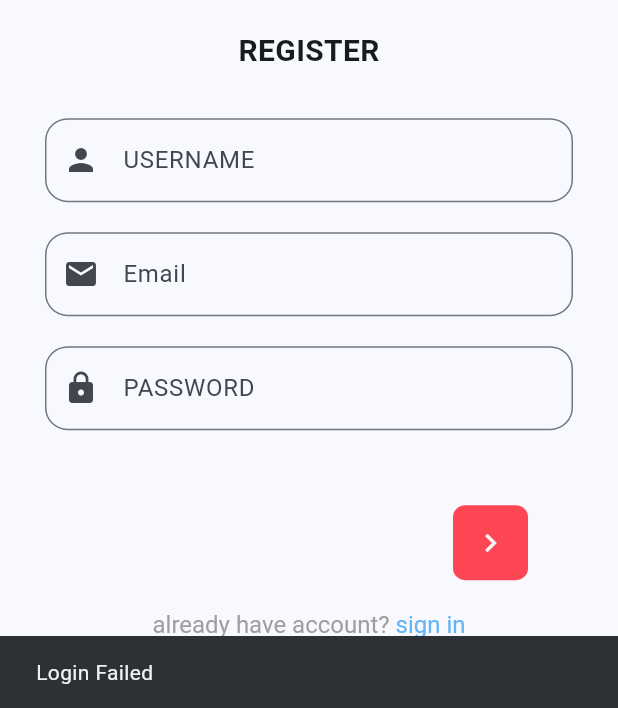
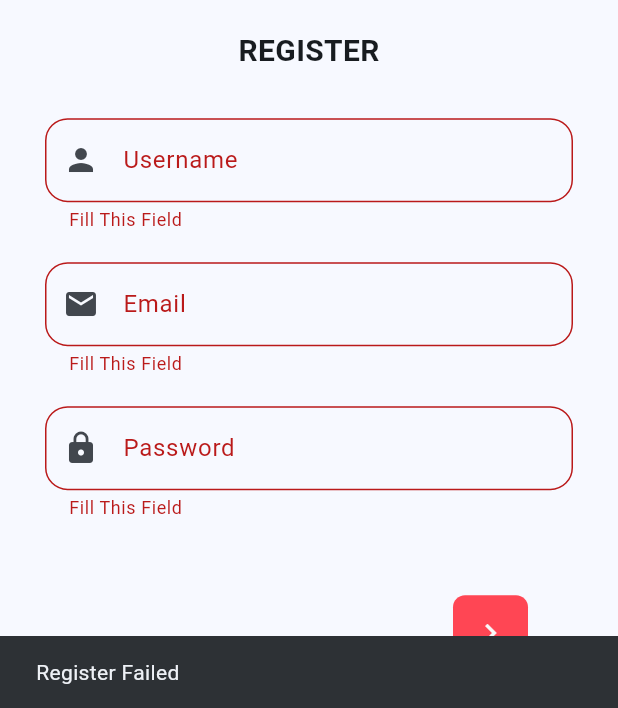
Before and after one commit to Praktikum-Mobile-IF-F/proyek-akhir-092-141, a Flutter app: the RegisterScreen screen opened by its route, after a tap on the "chevron right" icon, on a phone screen of 412 x 824 dp, the part 528-1236 px from its top. Run offline on Flutter 3.47's test engine with Material 3 defaults, Android fonts, the phone set to English and light mode, and no system bars; our stand-ins replace hive, hive_flutter; accounts and stored records are empty.

Commit message:
Finish login and register
Change login to Email, add logic to add user to DB, add logic for login

```diff
--- /dev/null
+++ b/lib/controller/RegisterController.dart
@@ -0,0 +1,43 @@
+import 'dart:async';
+
+import 'package:flutter/material.dart';
+import 'package:project_prak_tpm/main.dart';
+import 'package:project_prak_tpm/model/UserModel.dart';
+import 'package:project_prak_tpm/screens/Register/RegisterScreen.dart';
+
+class RegisterController {
+  static void registerLogic(BuildContext context, GlobalKey<FormState> registerFormState){
+    List<String>? emailData = dataBox.get('email');
+
+    if(registerFormState.currentState!.validate()){
+      if(emailData == null){
+        dataBox.put('email', [emailController.text]);
+        dataBox.put(emailController.text, UserModel(username: userController.text, email: emailController.text, password: passController.text));
+        UserModel user = dataBox.get(emailController.text);
+        print(user.toString());
+        Timer(Duration(seconds: 2), () {
+          Navigator.pushReplacementNamed(context, '/login');
+        });
+      }
+      else if(!emailData.contains(emailController.text)){
+        emailData.add(emailController.text);
+        dataBox.put('email', emailData);
+        dataBox.put(emailController.text, UserModel(username: userController.text, email: emailController.text, password: passController.text));
+        UserModel user = dataBox.get(emailController.text);
+        print(user.toString());
+        Timer(Duration(seconds: 2), () {
+          Navigator.pushReplacementNamed(context, '/login');
+        });
+      }
+      else{
+        SnackBar snackBar = const SnackBar(content: Text("Register Failed, Change Your Email"));
+        ScaffoldMessenger.of(context).showSnackBar(snackBar);
+      }
+    }
+    else{
+      SnackBar snackBar = const SnackBar(content: Text("Register Failed"));
+      ScaffoldMessenger.of(context).showSnackBar(snackBar);
+    }
+    // print("DEBUG: [REGISTER CONTROLLER (HIVE]: ${dataBox.get('email')}");
+  }
+}
--- a/lib/controller/registerController.dart
+++ /dev/null
@@ -1,21 +0,0 @@
-import 'package:flutter/material.dart';
-import 'package:project_prak_tpm/main.dart';
-import 'package:project_prak_tpm/screens/Register/RegisterScreen.dart';
-
-class RegisterController {
-  static void RegisterLogic(BuildContext context){
-    List<String>? emailData = dataBox.get('email');
-
-    if(emailData == null){
-      dataBox.put('email', [emailController.text]);
-    }
-    else if(!emailData.contains(emailController.text)){
-      emailData.add(emailController.text);
-      dataBox.put('email', emailData);
-    }
-    print(dataBox.get('email'));
-    SnackBar snackBar = const SnackBar(content: Text("Login Failed"));
-    ScaffoldMessenger.of(context).showSnackBar(snackBar);
-    // Navigator.push((context), MaterialPageRoute(builder: (context) => Placeholder()));
-  }
-}
--- a/lib/main.dart
+++ b/lib/main.dart
@@ -10,8 +10,8 @@ late Box dataBox;
 
 void main() async{
   await Hive.initFlutter();
+  Hive.registerAdapter(UserModelAdapter());
   dataBox = await Hive.openBox('dataBox');
-  Hive.registerAdapter(UserModelAdapter());
   runApp(const MyApp());
 }
 
--- /dev/null
+++ b/lib/screens/Login/component/formContainer.dart
@@ -0,0 +1,32 @@
+import 'package:flutter/material.dart';
+import '../../Login/component/formField.dart';
+import '../../Login/LoginScreen.dart';
+
+class formContainer extends StatefulWidget {
+  const formContainer({super.key});
+
+  @override
+  State<formContainer> createState() => _formContainerState();
+}
+
+class _formContainerState extends State<formContainer> {
+  @override
+  Widget build(BuildContext context) {
+    return Form(
+      key: loginFormKey,
+        child: Column(
+      children: [
+        formField(
+            controller: emailController,
+            hint: "Email",
+            icon: const Icon(Icons.person)),
+        formField(
+          controller: passController,
+          hint: "Password",
+          icon: const Icon(Icons.lock),
+          isPass: true,
+        ),
+      ],
+    ));
+  }
+}
--- a/lib/screens/Login/component/logoImage.dart
+++ b/lib/screens/Login/component/logoImage.dart
@@ -6,7 +6,7 @@ class logoImage extends StatelessWidget {
   @override
   Widget build(BuildContext context) {
     return Container(
-      padding: EdgeInsets.only(bottom: 100),
+      padding: const EdgeInsets.only(bottom: 100),
       width: 120,
       child: Image.asset('assets/images/valorant_logo_2.png'),
     );
--- a/lib/screens/Login/component/registerText.dart
+++ b/lib/screens/Login/component/registerText.dart
@@ -10,15 +10,15 @@ class registerText extends StatelessWidget {
     TextStyle linkStyle = TextStyle(color: Colors.blue[300]);
 
     return Container(
-      margin: EdgeInsets.only(top: 20),
+      margin: const EdgeInsets.only(top: 20),
       child: RichText(
           text: TextSpan(style: defaultStyle, children: <TextSpan>[
-        TextSpan(text: "cannot login? "),
+        const TextSpan(text: "cannot login? "),
         TextSpan(
             text: "sign up",
             style: linkStyle,
             recognizer: TapGestureRecognizer()..onTap = () {
-              Navigator.pushNamed(context, '/register');
+              Navigator.pushReplacementNamed(context, '/register');
             })
       ])),
     );
--- a/lib/screens/Register/RegisterScreen.dart
+++ b/lib/screens/Register/RegisterScreen.dart
@@ -1,5 +1,5 @@
 import 'package:flutter/material.dart';
-import 'package:project_prak_tpm/screens/Register/component/formField.dart';
+import 'package:project_prak_tpm/screens/Register/component/formContainer.dart';
 import 'package:project_prak_tpm/screens/Register/component/loginText.dart';
 import 'package:project_prak_tpm/screens/Register/component/logoImage.dart';
 import 'package:project_prak_tpm/screens/Register/component/registerButton.dart';
@@ -8,6 +8,7 @@ import 'package:project_prak_tpm/screens/Register/component/topBanner.dart';
 TextEditingController userController = TextEditingController();
 TextEditingController emailController = TextEditingController();
 TextEditingController passController = TextEditingController();
+final registerFormKey = GlobalKey<FormState>();
 
 class RegisterScreen extends StatefulWidget {
   const RegisterScreen({super.key});
@@ -20,13 +21,12 @@ class _RegisterScreenState extends State<RegisterScreen> {
   @override
   Widget build(BuildContext context) {
     return Scaffold(
-      body: Column(
+      body: SingleChildScrollView(
+        child: Column(
           crossAxisAlignment: CrossAxisAlignment.start,
           children: [
             const topBanner(),
-          Expanded(
-            child: SingleChildScrollView(
-              child: Column(
+            Column(
               mainAxisAlignment: MainAxisAlignment.start,
               children: [
                 const logoImage(),
@@ -34,16 +34,16 @@ class _RegisterScreenState extends State<RegisterScreen> {
                     margin: const EdgeInsets.only(top: 20, bottom: 30),
                     child: const Text(
                       "REGISTER",
-                        style:
-                            TextStyle(fontWeight: FontWeight.bold, fontSize: 20),
+                      style: TextStyle(
+                          fontWeight: FontWeight.bold, fontSize: 20),
                     )),
-                  _formContainer(),
+                const formContainer(),
                 const Row(
                   mainAxisAlignment: MainAxisAlignment.end,
                   children: [
                     Padding(
-                        padding:
-                            EdgeInsets.only(right: 30), // Align button properly
+                      padding: EdgeInsets.only(
+                          right: 30), // Align button properly
                       child: registerButton(),
                     ),
                   ],
@@ -51,31 +51,9 @@ class _RegisterScreenState extends State<RegisterScreen> {
                 const loginText(),
               ],
             ),
+          ],
         ),
-          ),
-        ],
       ),
     );
   }
-
-  Widget _formContainer() {
-    return Column(
-      children: [
-        formField(
-            controller: userController,
-            hint: "USERNAME",
-            icon: const Icon(Icons.person)),
-        formField(
-            controller: emailController,
-            hint: "Email",
-            icon: const Icon(Icons.mail)),
-        formField(
-          controller: passController,
-          hint: "PASSWORD",
-          icon: const Icon(Icons.lock),
-          isPass: true,
-        ),
-      ],
-    );
 }
-}
--- /dev/null
+++ b/lib/screens/Register/component/formContainer.dart
@@ -0,0 +1,38 @@
+import 'package:flutter/material.dart';
+import '../../Register//component/formField.dart';
+import '../../Register/RegisterScreen.dart';
+
+class formContainer extends StatefulWidget {
+  const formContainer({super.key});
+
+  @override
+  State<formContainer> createState() => _formContainerState();
+}
+
+class _formContainerState extends State<formContainer> {
+  @override
+  Widget build(BuildContext context) {
+    return Form(
+        key: registerFormKey,
+        child: Column(
+          children: [
+            formField(
+                controller: userController,
+                hint: "Username",
+                icon: const Icon(Icons.person)),
+            formField(
+              controller: emailController,
+              hint: "Email",
+              icon: const Icon(Icons.mail),
+              isEmail: true,
+            ),
+            formField(
+              controller: passController,
+              hint: "Password",
+              icon: const Icon(Icons.lock),
+              isPass: true,
+            ),
+          ],
+        ));
+  }
+}
--- a/lib/screens/Register/component/formField.dart
+++ b/lib/screens/Register/component/formField.dart
@@ -1,10 +1,10 @@
 import 'package:flutter/material.dart';
-
-import '../../../utils/color/colorPalette.dart';
+import 'package:project_prak_tpm/utils/color/colorPalette.dart';
 
 class formField extends StatelessWidget {
   final TextEditingController controller;
   final bool isPass;
+  final bool isEmail;
   final String hint;
   final Icon icon;
 
@@ -13,7 +13,8 @@ class formField extends StatelessWidget {
       required this.controller,
       required this.hint,
       required this.icon,
-      this.isPass = false});
+      this.isPass = false,
+      this.isEmail = false});
 
   @override
   Widget build(BuildContext context) {
@@ -37,19 +38,18 @@ class formField extends StatelessWidget {
           ),
         ),
         validator: (value) {
-          if (value == null || value.length == 0) {
+          if (value == null || value.isEmpty) {
             return "Fill This Field";
           }
-          if (value != null && !value.contains('@') && !isPass) {
+          if (!value.contains('@') && isEmail) {
             return "Please use correct email address using @";
           }
-          if (value != null && value.length < 8 && isPass) {
+          if (value.length < 8 && isPass) {
             return 'Minimum Password Lenght is 8';
           }
           return null;
         },
       ),
     );
-    ;
   }
 }
--- a/lib/screens/Register/component/loginText.dart
+++ b/lib/screens/Register/component/loginText.dart
@@ -10,10 +10,10 @@ class loginText extends StatelessWidget {
     TextStyle linkStyle = TextStyle(color: Colors.blue[300]);
 
     return Container(
-      margin: EdgeInsets.only(top: 20),
+      margin: const EdgeInsets.only(top: 20),
       child: RichText(
           text: TextSpan(style: defaultStyle, children: <TextSpan>[
-        TextSpan(text: "already have account? "),
+        const TextSpan(text: "already have account? "),
         TextSpan(
             text: "sign in",
             style: linkStyle,
--- a/lib/screens/Register/component/logoImage.dart
+++ b/lib/screens/Register/component/logoImage.dart
@@ -5,7 +5,7 @@ class logoImage extends StatelessWidget {
 
   @override
   Widget build(BuildContext context) {
-    return Container(
+    return SizedBox(
       width: 120,
       child: Image.asset('assets/images/valorant_logo_2.png'),
     );
--- a/lib/screens/Register/component/registerButton.dart
+++ b/lib/screens/Register/component/registerButton.dart
@@ -1,20 +1,25 @@
 import 'package:flutter/material.dart';
-import 'package:project_prak_tpm/controller/LoginController.dart';
-import 'package:project_prak_tpm/controller/registerController.dart';
+import 'package:project_prak_tpm/controller/RegisterController.dart';
+import 'package:project_prak_tpm/screens/Register/RegisterScreen.dart';
 
 import '../../../utils/color/colorPalette.dart';
 
-class registerButton extends StatelessWidget {
+class registerButton extends StatefulWidget {
   const registerButton({super.key});
 
+  @override
+  State<registerButton> createState() => _registerButtonState();
+}
+
+class _registerButtonState extends State<registerButton> {
   @override
   Widget build(BuildContext context) {
     return Container(
       height: 80,
       width: 80,
-      padding: EdgeInsets.only(top: 30, right: 30),
+      padding: const EdgeInsets.only(top: 30, right: 30),
       child: IconButton(
-        onPressed: () => RegisterController.RegisterLogic(context),
+        onPressed: () => RegisterController.registerLogic(context, registerFormKey),
         style: ElevatedButton.styleFrom(
           backgroundColor: ColorPallete.secondaryColor,
           foregroundColor: ColorPallete.thirdColor,
@@ -22,7 +27,7 @@ class registerButton extends StatelessWidget {
             borderRadius: BorderRadius.circular(8),
           ),
         ),
-        icon: Icon(Icons.chevron_right),
+        icon: const Icon(Icons.chevron_right),
       ),
     );
   }
--- a/lib/screens/SplashScreen.dart
+++ b/lib/screens/SplashScreen.dart
@@ -1,4 +1,3 @@
-import 'package:flutter/cupertino.dart';
 import 'package:flutter/material.dart';
 import 'package:flutter/services.dart';
 import 'package:project_prak_tpm/utils/color/colorPalette.dart';
@@ -45,7 +44,7 @@ class _SplashScreenState extends State<SplashScreen> with TickerProviderStateMix
         child: Center(
           child: FadeTransition(
             opacity: _animation,
-            child: Container(
+            child: SizedBox(
               width: 300,
                     child: Image.asset('assets/images/valorant_logo.png')
                 ),
```
Also changed, not shown: lib/controller/LoginController.dart (+14 -1 lines), lib/screens/Login/LoginScreen.dart (+7 -14 lines), lib/screens/Login/component/formField.dart (+3 -4 lines), lib/screens/Login/component/loginButton.dart (+10 -5 lines). Lines whose indentation alone changed are shown as unchanged.
